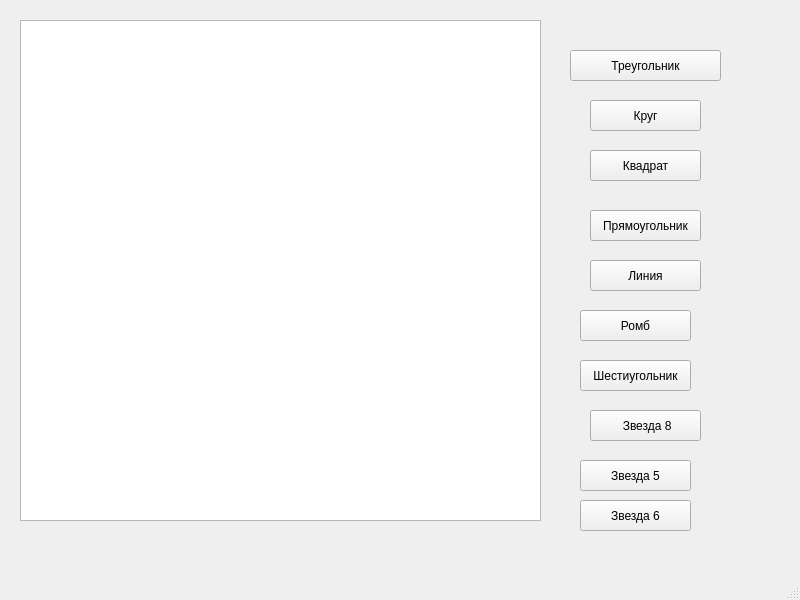
This is paint30/mainwindow.ui in tlitvinava/s2l1 as Qt 5 draws it before an edit. The edited form follows.
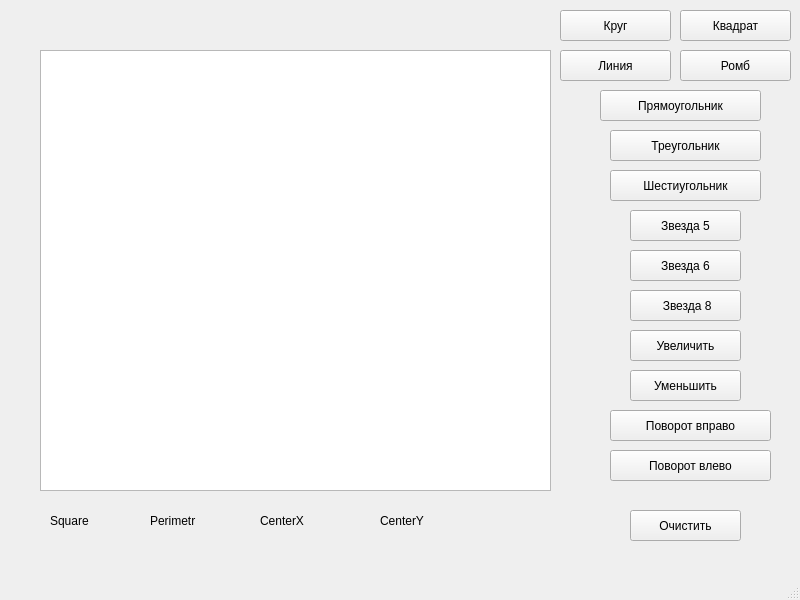
This is the edited form.

```diff
--- a/paint30/mainwindow.ui
+++ b/paint30/mainwindow.ui
@@ -17,18 +17,18 @@
    <widget class="QGraphicsView" name="graphicsView">
     <property name="geometry">
      <rect>
-      <x>20</x>
-      <y>20</y>
-      <width>521</width>
-      <height>501</height>
+      <x>40</x>
+      <y>50</y>
+      <width>511</width>
+      <height>441</height>
      </rect>
     </property>
    </widget>
    <widget class="QPushButton" name="pushButton">
     <property name="geometry">
      <rect>
-      <x>570</x>
-      <y>50</y>
+      <x>610</x>
+      <y>130</y>
       <width>151</width>
       <height>31</height>
      </rect>
@@ -40,8 +40,8 @@
    <widget class="QPushButton" name="pushButton_2">
     <property name="geometry">
      <rect>
-      <x>590</x>
-      <y>100</y>
+      <x>560</x>
+      <y>10</y>
       <width>111</width>
       <height>31</height>
      </rect>
@@ -53,8 +53,8 @@
    <widget class="QPushButton" name="pushButton_3">
     <property name="geometry">
      <rect>
-      <x>590</x>
-      <y>150</y>
+      <x>680</x>
+      <y>10</y>
       <width>111</width>
       <height>31</height>
      </rect>
@@ -66,9 +66,9 @@
    <widget class="QPushButton" name="pushButton_4">
     <property name="geometry">
      <rect>
-      <x>590</x>
-      <y>210</y>
-      <width>111</width>
+      <x>600</x>
+      <y>90</y>
+      <width>161</width>
       <height>31</height>
      </rect>
     </property>
@@ -79,8 +79,8 @@
    <widget class="QPushButton" name="pushButton_5">
     <property name="geometry">
      <rect>
-      <x>590</x>
-      <y>260</y>
+      <x>560</x>
+      <y>50</y>
       <width>111</width>
       <height>31</height>
      </rect>
@@ -92,8 +92,8 @@
    <widget class="QPushButton" name="pushButton_6">
     <property name="geometry">
      <rect>
-      <x>580</x>
-      <y>310</y>
+      <x>680</x>
+      <y>50</y>
       <width>111</width>
       <height>31</height>
      </rect>
@@ -105,9 +105,9 @@
    <widget class="QPushButton" name="pushButton_7">
     <property name="geometry">
      <rect>
-      <x>580</x>
-      <y>360</y>
-      <width>111</width>
+      <x>610</x>
+      <y>170</y>
+      <width>151</width>
       <height>31</height>
      </rect>
     </property>
@@ -118,8 +118,8 @@
    <widget class="QPushButton" name="pushButton_8">
     <property name="geometry">
      <rect>
-      <x>590</x>
-      <y>410</y>
+      <x>630</x>
+      <y>290</y>
       <width>111</width>
       <height>31</height>
      </rect>
@@ -131,8 +131,8 @@
    <widget class="QPushButton" name="pushButton_9">
     <property name="geometry">
      <rect>
-      <x>580</x>
-      <y>460</y>
+      <x>630</x>
+      <y>210</y>
       <width>111</width>
       <height>31</height>
      </rect>
@@ -144,8 +144,8 @@
    <widget class="QPushButton" name="pushButton_10">
     <property name="geometry">
      <rect>
-      <x>580</x>
-      <y>500</y>
+      <x>630</x>
+      <y>250</y>
       <width>111</width>
       <height>31</height>
      </rect>
@@ -154,6 +154,136 @@
      <string>Звезда 6</string>
     </property>
    </widget>
+   <widget class="QPushButton" name="pushButton_11">
+    <property name="geometry">
+     <rect>
+      <x>610</x>
+      <y>450</y>
+      <width>161</width>
+      <height>31</height>
+     </rect>
+    </property>
+    <property name="text">
+     <string>Поворот влево</string>
+    </property>
+   </widget>
+   <widget class="QPushButton" name="pushButton_12">
+    <property name="geometry">
+     <rect>
+      <x>630</x>
+      <y>510</y>
+      <width>111</width>
+      <height>31</height>
+     </rect>
+    </property>
+    <property name="text">
+     <string>Очистить</string>
+    </property>
+   </widget>
+   <widget class="QPushButton" name="pushButton_13">
+    <property name="geometry">
+     <rect>
+      <x>630</x>
+      <y>330</y>
+      <width>111</width>
+      <height>31</height>
+     </rect>
+    </property>
+    <property name="text">
+     <string>Увеличить</string>
+    </property>
+   </widget>
+   <widget class="QPushButton" name="pushButton_14">
+    <property name="geometry">
+     <rect>
+      <x>630</x>
+      <y>370</y>
+      <width>111</width>
+      <height>31</height>
+     </rect>
+    </property>
+    <property name="text">
+     <string>Уменьшить</string>
+    </property>
+   </widget>
+   <widget class="QPushButton" name="pushButton_15">
+    <property name="geometry">
+     <rect>
+      <x>610</x>
+      <y>410</y>
+      <width>161</width>
+      <height>31</height>
+     </rect>
+    </property>
+    <property name="text">
+     <string>Поворот вправо</string>
+    </property>
+   </widget>
+   <widget class="QLabel" name="label">
+    <property name="geometry">
+     <rect>
+      <x>50</x>
+      <y>510</y>
+      <width>85</width>
+      <height>22</height>
+     </rect>
+    </property>
+    <property name="text">
+     <string/>
+    </property>
+   </widget>
+   <widget class="QLabel" name="label_2">
+    <property name="geometry">
+     <rect>
+      <x>50</x>
+      <y>510</y>
+      <width>85</width>
+      <height>22</height>
+     </rect>
+    </property>
+    <property name="text">
+     <string>Square</string>
+    </property>
+   </widget>
+   <widget class="QLabel" name="label_3">
+    <property name="geometry">
+     <rect>
+      <x>150</x>
+      <y>510</y>
+      <width>85</width>
+      <height>22</height>
+     </rect>
+    </property>
+    <property name="text">
+     <string>Perimetr</string>
+    </property>
+   </widget>
+   <widget class="QLabel" name="label_4">
+    <property name="geometry">
+     <rect>
+      <x>260</x>
+      <y>510</y>
+      <width>85</width>
+      <height>22</height>
+     </rect>
+    </property>
+    <property name="text">
+     <string>CenterX</string>
+    </property>
+   </widget>
+   <widget class="QLabel" name="label_5">
+    <property name="geometry">
+     <rect>
+      <x>380</x>
+      <y>510</y>
+      <width>85</width>
+      <height>22</height>
+     </rect>
+    </property>
+    <property name="text">
+     <string>CenterY</string>
+    </property>
+   </widget>
   </widget>
   <widget class="QMenuBar" name="menubar">
    <property name="geometry">
```
